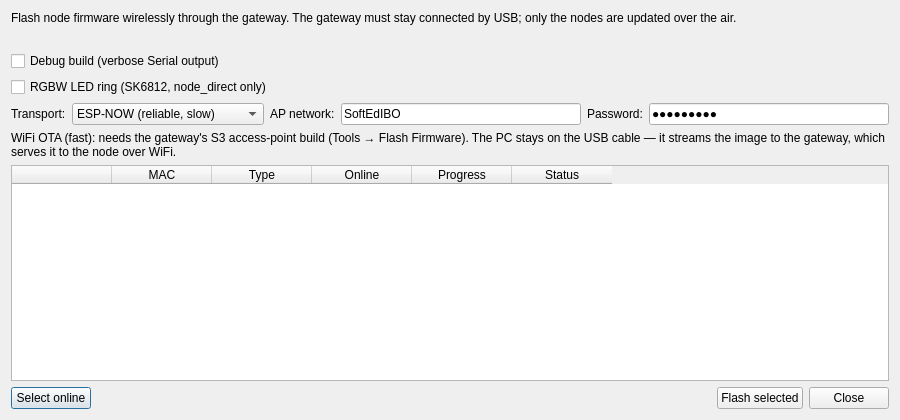
First picture: the form in src/gui/ui/ota_update_dialog.ui, repository techandpeople/SoftEdIBO, before the edit.
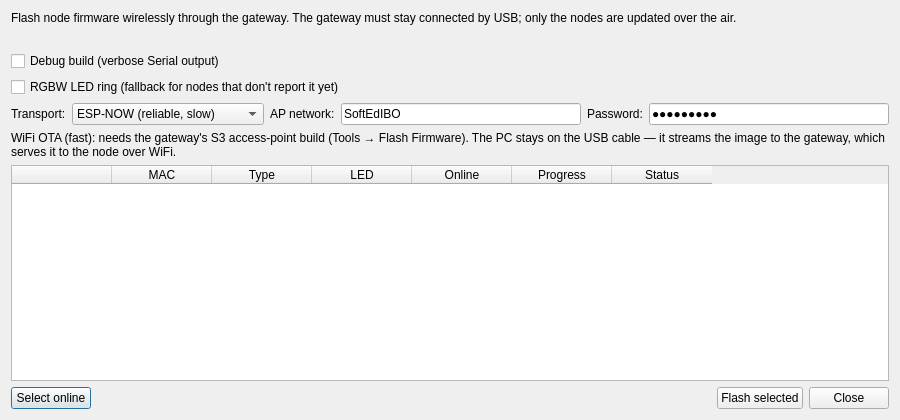
Second picture: the form after the edit.

Patch:
```diff
--- a/src/gui/ui/ota_update_dialog.ui
+++ b/src/gui/ui/ota_update_dialog.ui
@@ -30,8 +30,8 @@
    </item>
    <item>
     <widget class="QCheckBox" name="rgbw_check">
-     <property name="whatsThis"><string>Flash the RGBW LED-ring build for nodes wired with an RGBW NeoPixel ring (SK6812, e.g. Adafruit 2862, 4 colour channels) instead of a plain RGB ring (WS2812, e.g. Adafruit 1586). Applies to selected node_direct boards; other node types ignore it. The two pixel types use a different data format, so the wrong build drives the ring with shifted colours.</string></property>
-     <property name="text"><string>RGBW LED ring (SK6812, node_direct only)</string></property>
+     <property name="whatsThis"><string>Fallback RGBW LED-ring choice, used only for nodes whose LED column shows "?" — offline nodes, or nodes running firmware that predates LED self-reporting. Nodes that report their build (LED column shows rgb/rgbw) ignore this and are flashed with their matching bin automatically. Tick it for an RGBW NeoPixel ring (SK6812, e.g. Adafruit 2862, 4 colour channels) rather than a plain RGB ring (WS2812, e.g. Adafruit 1586); the two pixel formats differ, so the wrong build drives the ring with shifted colours.</string></property>
+     <property name="text"><string>RGBW LED ring (fallback for nodes that don't report it yet)</string></property>
     </widget>
    </item>
    <item>
@@ -85,6 +85,7 @@
      <column><property name="text"><string/></property></column>
      <column><property name="text"><string>MAC</string></property></column>
      <column><property name="text"><string>Type</string></property></column>
+     <column><property name="text"><string>LED</string></property></column>
      <column><property name="text"><string>Online</string></property></column>
      <column><property name="text"><string>Progress</string></property></column>
      <column><property name="text"><string>Status</string></property></column>
```
